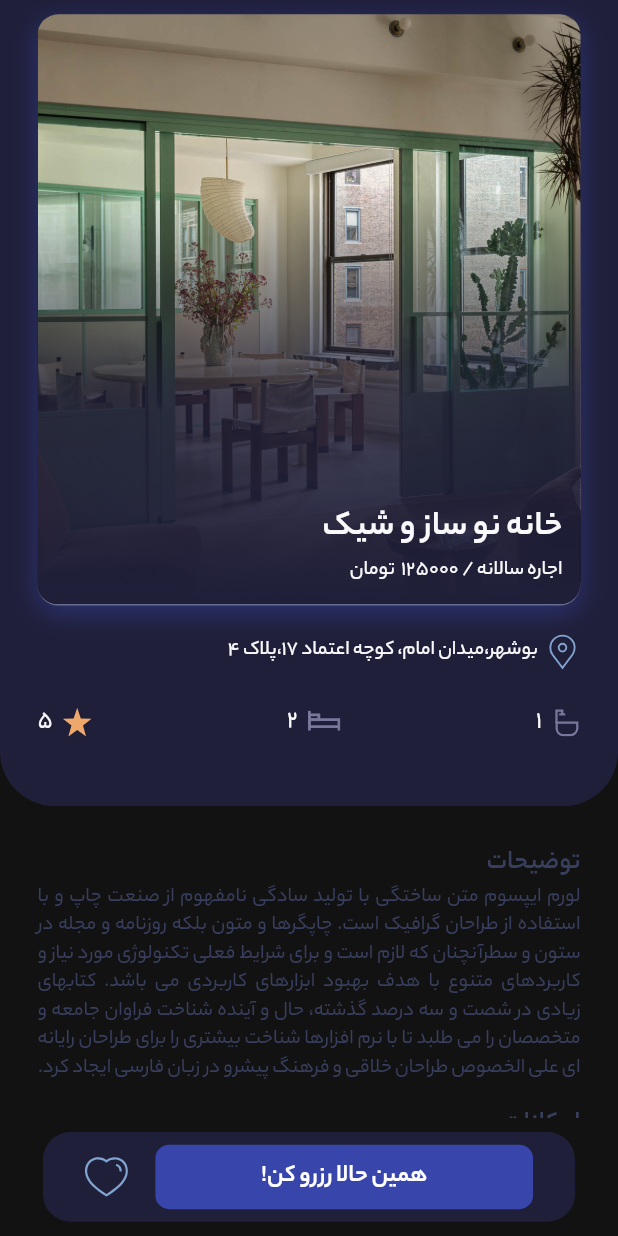
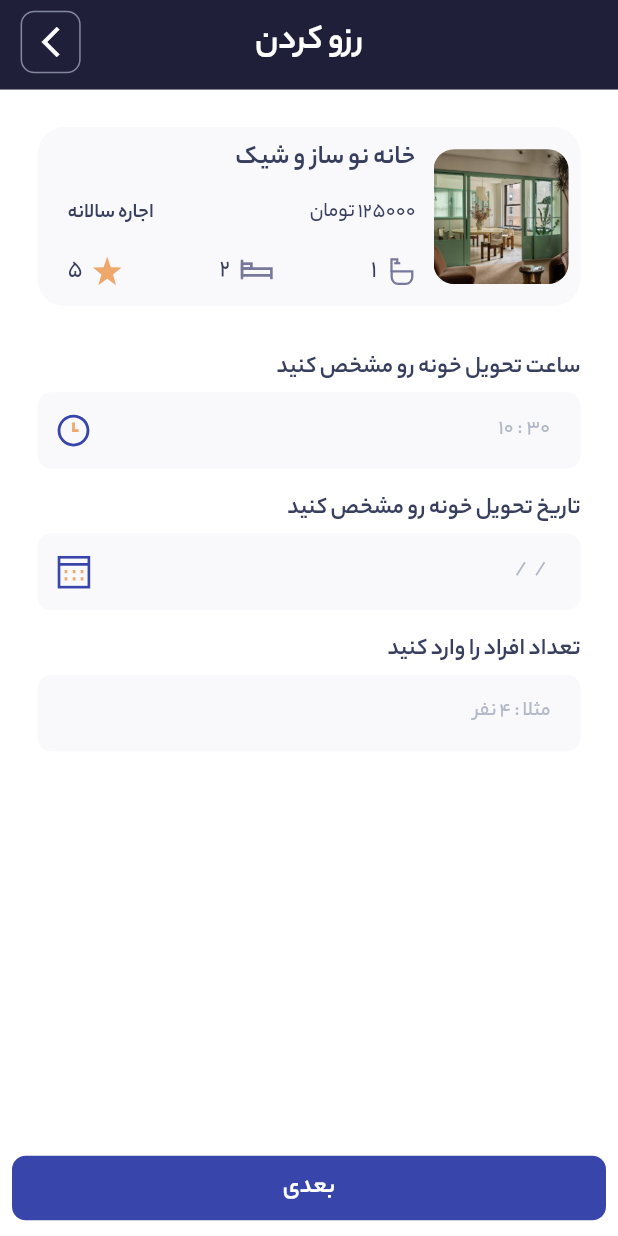
Before and after one commit to mohammad-dehghanifard/flutter_house_reservation, a Flutter app: the DetailAdsPage screen opened directly with sample values from the repository, after a tap on "همین حالا رزرو کن!", on a phone screen of 412 x 824 dp. Run offline on Flutter 3.47's test engine with Material 3 defaults, Android fonts, the phone set to English and light mode, and no system bars; our stand-ins replace animated_custom_dropdown, card_swiper, flutter_otp_text_field, flutter_rating_bar, flutter_screenutil, flutter_svg and 4 more; missing offline and left inert: persian_datetime_picker.

Commit message:
impl InputReserveInfoWidget custom widget

```diff
--- a/lib/helpers/constants/app_strings.dart
+++ b/lib/helpers/constants/app_strings.dart
@@ -9,6 +9,9 @@ class AppStrings {
   static const selectImageByGallery = 'انتخاب از گالری';
   static const appName = 'Rentee';
   static const goNext = 'بعدی';
+  static const reserve = 'رزو کردن';
+  static const accept = 'تایید';
+  static const timeHelper = 'مشخص کردن ساعت تحویل خانه';
   static const backToHome = 'بازگشت به صفحه اصلی';
   static const sendComment = 'ثبت نظر';
   static const addNewAdsAppBarTitle = 'افزودن آگهی جدید';
@@ -32,6 +35,10 @@ class AppStrings {
   static const exitApp = 'خروج از برنامه';
   static const cancel = 'پشیمون شدم!';
   static const inputAdsTitleLabel = 'عنوان آگهی';
+  static const inputReserveTimeLabel = 'ساعت تحویل خونه رو مشخص کنید';
+  static const inputReserveDateLabel = 'تاریخ تحویل خونه رو مشخص کنید';
+  static const inputReserveSetMemberLabel = 'تعداد افراد را وارد کنید';
+  static const inputReserveSetMemberHint = 'مثلا : 4 نفر';
   static const inputAdsDescriptionLabel = 'توضیحات آگهی';
   static const inputAdsRenteePriceLabel = 'مبلغ اجاره';
   static const inputFacilitiesLabel = 'ویژگی های خانه شما';
--- a/lib/helpers/constants/assets.dart
+++ b/lib/helpers/constants/assets.dart
@@ -16,6 +16,8 @@ class Assets {
   static const bathroom = "assets/svgs/bathroom.svg";
   static const bedroom = "assets/svgs/bedroom.svg";
   static const star = "assets/svgs/star.svg";
+  static const time = "assets/svgs/time.svg";
+  static const date = "assets/svgs/date.svg";
 
   static const onBoarding1 = "assets/jpgs/onboarding1.jpg";
   static const onBoarding2 = "assets/jpgs/onboarding2.jpg";
--- a/lib/helpers/themes/app_themes.dart
+++ b/lib/helpers/themes/app_themes.dart
@@ -6,10 +6,12 @@ class AppThemes {
 
   static ThemeData darkTheme = ThemeData(
     fontFamily: 'yekanBakh',
-    colorScheme: const ColorScheme.dark(
+    scaffoldBackgroundColor: AppColors.white,
+    colorScheme:  ColorScheme.dark(
+
       primary: AppColors.primary,
       secondary: AppColors.secondary,
-      background: AppColors.white,
+      background: AppColors.primary.withOpacity(0.50),
       primaryContainer: AppColors.darkSecondary,
     ),
     textTheme: const TextTheme(
--- a/lib/helpers/widgets/custom_text_field.dart
+++ b/lib/helpers/widgets/custom_text_field.dart
@@ -13,9 +13,11 @@ class CustomTextField extends StatelessWidget {
     this.hint,
     this.showLabel = true,
     this.inputType = TextInputType.text,
-    this.validator, this.suffixIconPath,
+    this.validator,
+    this.suffixIconPath,
     this.maxLine = 1,
     this.hasBorder = false,
+    this.onTap,
   });
 
   final TextEditingController? controller;
@@ -27,6 +29,7 @@ class CustomTextField extends StatelessWidget {
   final int maxLine;
   final TextInputType inputType;
   final String? Function(String?)? validator;
+  final Function()? onTap;
 
   @override
   Widget build(BuildContext context) {
@@ -36,6 +39,7 @@ class CustomTextField extends StatelessWidget {
         Text(label ?? "",style: context.textTheme.titleMedium!.apply(fontSizeFactor: 0.9)),
         SizedBox(height: 4.h),
         TextFormField(
+          onTap: onTap,
           maxLines: maxLine,
           controller: controller,
           keyboardType: inputType,
--- a/lib/modules/ads/pages/add_new_ads_page.dart
+++ b/lib/modules/ads/pages/add_new_ads_page.dart
@@ -1,4 +1,3 @@
-import 'package:flutter/cupertino.dart';
 import 'package:flutter/material.dart';
 import 'package:flutter_house_reservation/helpers/constants/app_strings.dart';
 import 'package:flutter_house_reservation/helpers/widgets/custom_app_bar_widget.dart';
--- a/lib/modules/ads/pages/details_ads_page.dart
+++ b/lib/modules/ads/pages/details_ads_page.dart
@@ -4,6 +4,7 @@ import 'package:flutter_house_reservation/helpers/constants/app_colors.dart';
 import 'package:flutter_house_reservation/helpers/constants/app_strings.dart';
 import 'package:flutter_house_reservation/helpers/constants/assets.dart';
 import 'package:flutter_house_reservation/modules/ads/pages/comments_page.dart';
+import 'package:flutter_house_reservation/modules/ads/pages/reserve_page.dart';
 import 'package:flutter_house_reservation/modules/ads/widgets/facilities_item_widget.dart';
 import 'package:flutter_house_reservation/modules/ads/widgets/reservation_now_button.dart';
 import 'package:flutter_screenutil/flutter_screenutil.dart';
@@ -16,7 +17,7 @@ class DetailAdsPage extends StatelessWidget {
   @override
   Widget build(BuildContext context) {
     return  Scaffold(
-      bottomNavigationBar: const ReservationNowButton(),
+      bottomNavigationBar:  ReservationNowButton(onTap: () => Get.to(ReservePage(ads: ads,)),),
       body: SafeArea(
           child: SingleChildScrollView(
             child: Column(
--- /dev/null
+++ b/lib/modules/ads/pages/reserve_page.dart
@@ -0,0 +1,33 @@
+import 'package:flutter/material.dart';
+import 'package:flutter_house_reservation/backend/models/ads_model.dart';
+import 'package:flutter_house_reservation/helpers/constants/app_strings.dart';
+import 'package:flutter_house_reservation/helpers/widgets/custom_app_bar_widget.dart';
+import 'package:flutter_house_reservation/helpers/widgets/custom_button_widget.dart';
+import 'package:flutter_house_reservation/modules/ads/widgets/input_reserve_info_widget.dart';
+
+
+class ReservePage extends StatelessWidget {
+  const ReservePage({super.key, required this.ads});
+  final AdsModel ads;
+  @override
+  Widget build(BuildContext context) {
+    return  Scaffold(
+      appBar: const CustomAppBar(title: AppStrings.reserve),
+      bottomNavigationBar: Padding(
+        padding: const EdgeInsets.all(8.0),
+        child: CustomButtonWidget(
+          onTap: () {},
+          text: AppStrings.next,
+        ),
+      ),
+      body: Padding(
+        padding: const EdgeInsets.all(25.0),
+        child: InputReserveInfoWidget(ads: ads),
+      ),
+    );
+  }
+}
+
+
+
+enum ReservePageType {inputInfo,setPaymentMethod}
--- /dev/null
+++ b/lib/modules/ads/widgets/input_reserve_info_widget.dart
@@ -0,0 +1,66 @@
+import 'package:flutter/material.dart';
+import 'package:flutter_house_reservation/backend/models/ads_model.dart';
+import 'package:flutter_house_reservation/helpers/constants/app_colors.dart';
+import 'package:flutter_house_reservation/helpers/constants/app_strings.dart';
+import 'package:flutter_house_reservation/helpers/constants/assets.dart';
+import 'package:flutter_house_reservation/helpers/widgets/custom_text_field.dart';
+import 'package:flutter_house_reservation/modules/home/widgets/popular_house_item_widget.dart';
+import 'package:flutter_screenutil/flutter_screenutil.dart';
+import 'package:persian_datetime_picker/persian_datetime_picker.dart';
+
+class InputReserveInfoWidget extends StatelessWidget {
+  const InputReserveInfoWidget({
+    super.key,
+    required this.ads,
+  });
+
+  final AdsModel ads;
+
+  @override
+  Widget build(BuildContext context) {
+    return Column(
+      children: [
+        // ads
+        PopularHouseItemWidget(ads: ads),
+        SizedBox(height: 24.h),
+        // select time
+        CustomTextField(
+          label: AppStrings.inputReserveTimeLabel,
+          suffixIconPath: Assets.time,
+          hint: "${TimeOfDay.now().minute} : ${TimeOfDay.now().hour}",
+          onTap: () async {
+            await showTimePicker(
+              context: context,
+              cancelText: AppStrings.cancel,
+              confirmText: AppStrings.accept,
+              helpText: AppStrings.timeHelper,
+              barrierColor: AppColors.primary.withOpacity(0.25),
+              initialTime: TimeOfDay.now(),
+            );
+          },
+        ),
+        SizedBox(height: 12.h),
+        // select date
+        CustomTextField(
+          label: AppStrings.inputReserveDateLabel,
+          suffixIconPath: Assets.date,
+          hint: "${Jalali.now().day} / ${Jalali.now().month} /${Jalali.now().year} ",
+          onTap: () async {
+            await showPersianDatePicker(
+                context: context,
+                initialDate: Jalali.now(),
+                firstDate: Jalali(1403),
+                lastDate: Jalali(1420));
+          },
+        ),
+        SizedBox(height: 12.h),
+        // set member
+        const CustomTextField(
+          label: AppStrings.inputReserveSetMemberLabel,
+          hint: AppStrings.inputReserveSetMemberHint,
+          inputType: TextInputType.number,
+        ),
+      ],
+    );
+  }
+}
--- a/lib/modules/ads/widgets/reservation_now_button.dart
+++ b/lib/modules/ads/widgets/reservation_now_button.dart
@@ -8,9 +8,9 @@ import 'package:flutter_svg/flutter_svg.dart';
 
 class ReservationNowButton extends StatelessWidget {
   const ReservationNowButton({
-    super.key,
+    super.key, required this.onTap,
   });
-
+  final VoidCallback onTap;
   @override
   Widget build(BuildContext context) {
     return Container(
@@ -26,7 +26,7 @@ class ReservationNowButton extends StatelessWidget {
         children: [
           CustomButtonWidget(
               width: 220,
-              onTap: () {},
+              onTap: onTap,
               text: AppStrings.reservationNow),
           SizedBox(width: 16.w),
           // add to favorite
--- a/lib/modules/home/pages/home_page.dart
+++ b/lib/modules/home/pages/home_page.dart
@@ -100,7 +100,10 @@ class HomePage extends StatelessWidget {
               SliverList(delegate: SliverChildBuilderDelegate(
                 childCount: FakeData.homeAdsList.length,
                 (context, index) {
-                  return  PopularHouseItemWidget(ads: FakeData.homeAdsList[index]);
+                  return  Padding(
+                    padding: EdgeInsets.symmetric(horizontal: 25.w,vertical: 4.h),
+                    child: PopularHouseItemWidget(ads: FakeData.homeAdsList[index]),
+                  );
                 },
               )),
               // Sized box
--- a/lib/modules/home/widgets/popular_house_item_widget.dart
+++ b/lib/modules/home/widgets/popular_house_item_widget.dart
@@ -20,7 +20,6 @@ class PopularHouseItemWidget extends StatelessWidget {
       onTap: () =>  Get.to(DetailAdsPage(ads: ads)),
       child: Container(
         width: double.infinity,
-        margin: EdgeInsets.symmetric(horizontal: 25.w,vertical: 4.h),
         padding: const EdgeInsets.all(8),
         height: 100.h,
         decoration: BoxDecoration(
--- a/pubspec.yaml
+++ b/pubspec.yaml
@@ -37,6 +37,7 @@ dependencies:
   animated_custom_dropdown: ^3.1.1
   syncfusion_flutter_sliders: ^24.2.7
   image_picker: ^1.1.2
+  persian_datetime_picker: ^2.7.0
 
 dev_dependencies:
   flutter_test:
```
Also changed, not shown: pubspec.lock.
